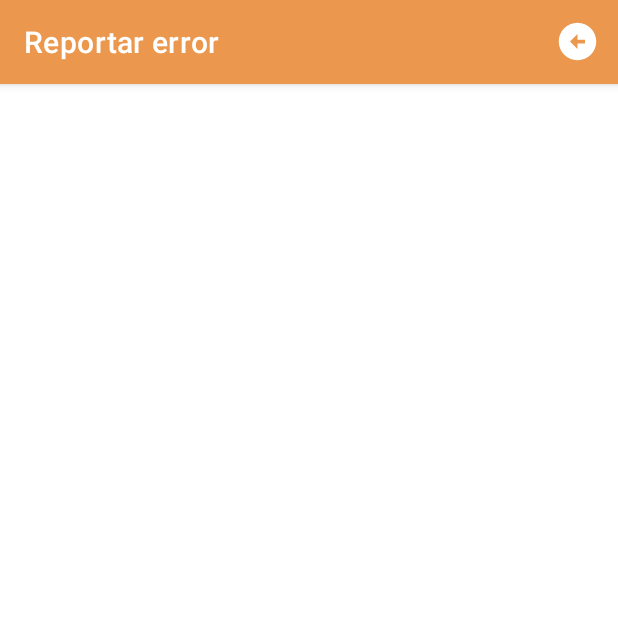
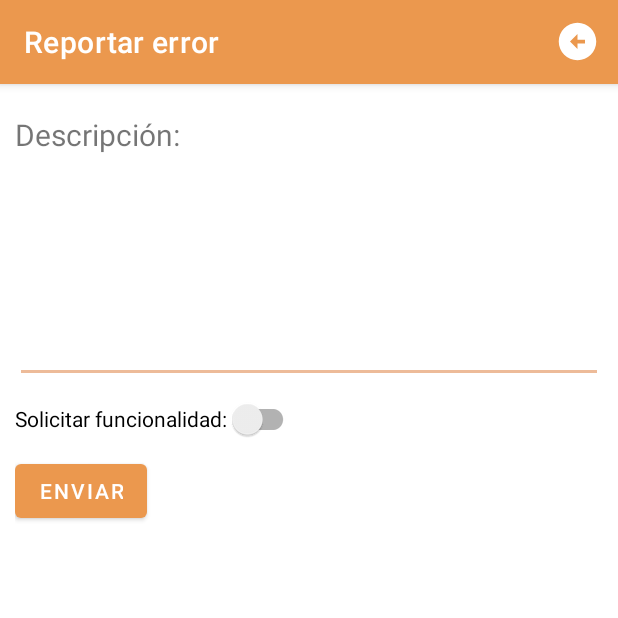
Before and after one commit to guillermotzuc/fastingapp, an Android app: the ReportBugActivity screen opened directly, with no data from a screen before it, on a phone screen of 412 x 824 dp, the top half of it. Run offline under Robolectric (Android 15) with nearby library versions, the phone set to English and light mode, and no system bars.

Commit message:
Reportar error UI

```diff
--- a/personaltracker/app/src/main/res/layout/activity_report_bug.xml
+++ b/personaltracker/app/src/main/res/layout/activity_report_bug.xml
@@ -1,10 +1,49 @@
 <?xml version="1.0" encoding="utf-8"?>
 <androidx.constraintlayout.widget.ConstraintLayout xmlns:android="http://schemas.android.com/apk/res/android"
-    xmlns:app="http://schemas.android.com/apk/res-auto"
     xmlns:tools="http://schemas.android.com/tools"
     android:id="@+id/main"
     android:layout_width="match_parent"
     android:layout_height="match_parent"
     tools:context=".ui.toolbar.ReportBugActivity">
 
+    <LinearLayout
+        android:layout_width="match_parent"
+        android:layout_height="match_parent"
+        android:paddingLeft="10dp"
+        android:paddingRight="10dp"
+        android:orientation="vertical">
+
+        <TextView
+            android:id="@+id/report_bug_label"
+            android:layout_width="match_parent"
+            android:layout_height="wrap_content"
+            android:textSize="20sp"
+            android:textAlignment="textStart"
+            android:text="@string/report_bug_label"
+            android:layout_marginTop="20dp"/>
+
+        <EditText
+            android:id="@+id/report_edit_text"
+            android:inputType="textMultiLine"
+            android:lines="8"
+            android:minLines="6"
+            android:gravity="top|start"
+            android:maxLines="10"
+            android:layout_height="wrap_content"
+            android:layout_width="match_parent"
+            android:scrollbars="vertical"/>
+
+        <androidx.appcompat.widget.SwitchCompat
+            android:id="@+id/report_switch"
+            android:layout_width="wrap_content"
+            android:layout_height="wrap_content"
+            android:text="@string/report_switch" />
+
+        <Button
+            android:id="@+id/btn_send_report"
+            android:layout_width="wrap_content"
+            android:layout_height="wrap_content"
+            android:text="@string/btn_send"/>
+
+    </LinearLayout>
 </androidx.constraintlayout.widget.ConstraintLayout>
--- a/personaltracker/app/src/main/res/values/strings.xml
+++ b/personaltracker/app/src/main/res/values/strings.xml
@@ -18,4 +18,8 @@
     <string name="title_reset">Eliminar Registros</string>
     <string name="title_report_bug">Reportar error</string>
     <string name="title_daily_reflection">Revision diaria</string>
+
+    <string name="report_bug_label">Descripción:</string>
+    <string name="report_switch">Solicitar funcionalidad:</string>
+    <string name="btn_send">Enviar</string>
 </resources>
```
